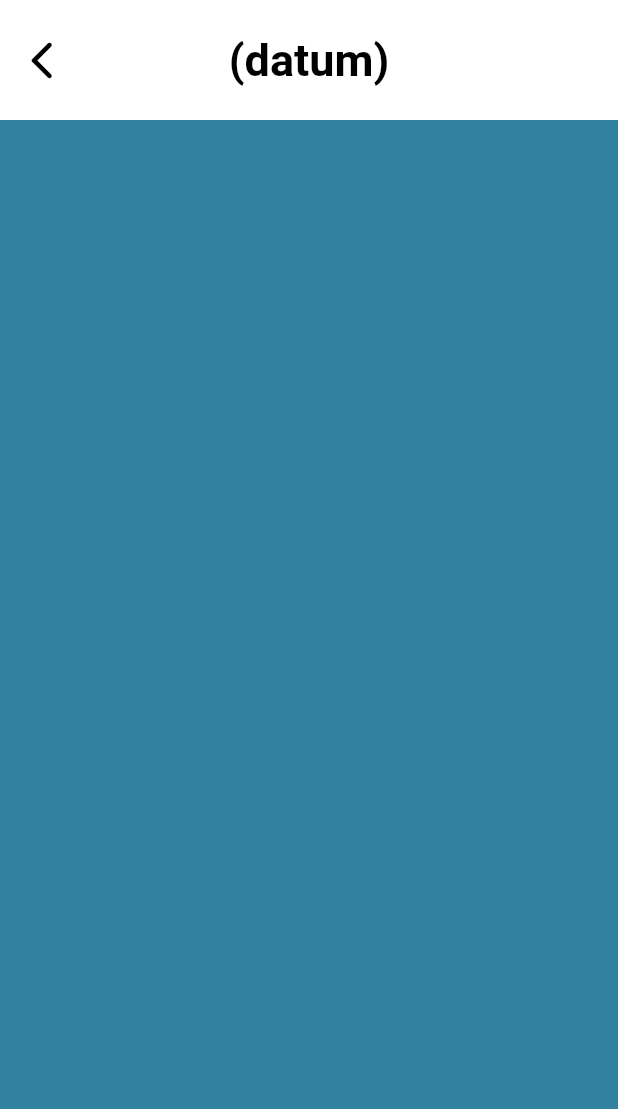
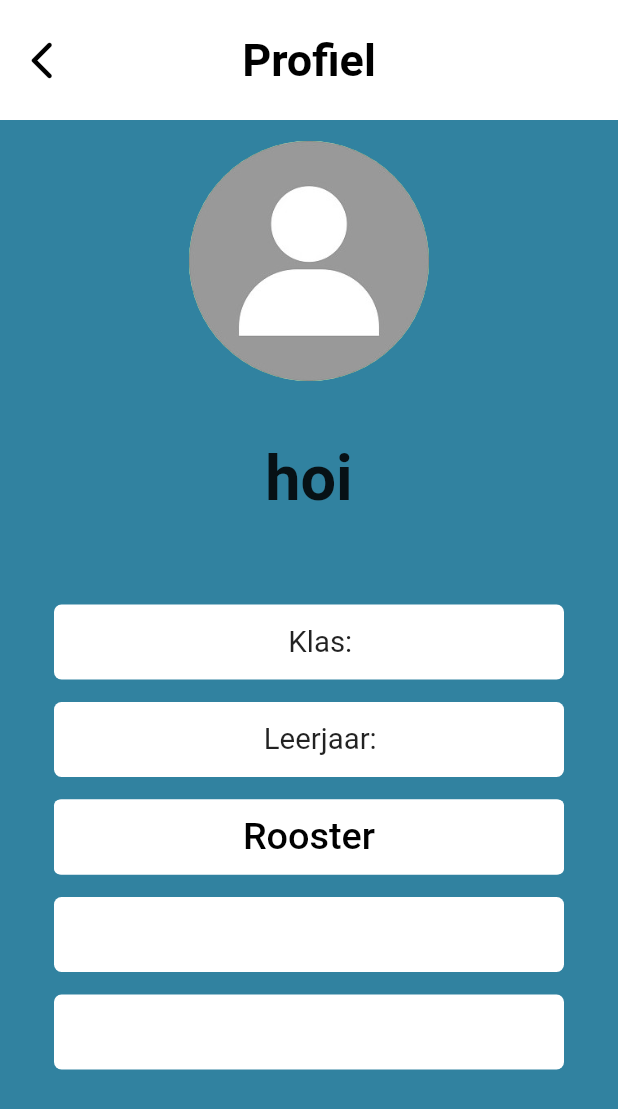
Before and after one commit to JoelMaljaars/IH1455XL, a Flutter app: the LoginScreen screen opened directly, after a tap on "Login", on a phone screen of 412 x 824 dp. Shown: the top 1109 px of the screen. Run offline on Flutter 3.47's test engine with Material 2 defaults, Android fonts, the phone set to English and light mode, and no system bars; our stand-ins replace hive; missing offline and left inert: zermelo; accounts and stored records are empty.

Commit message:
8-2 jeroen  profielscherm toegevoegd

```diff
--- /dev/null
+++ b/lib/Profielscherm.dart
@@ -0,0 +1,217 @@
+import 'package:flutter/material.dart';
+import 'package:pwsdikketrekker/home.dart';
+import 'package:pwsdikketrekker/main.dart';
+import 'package:pwsdikketrekker/services/zermelo/zermelo.dart';
+import 'package:zermelo/Zermelo.dart';
+import 'Colors.dart';
+
+
+
+class Profielscherm extends StatelessWidget {
+  const Profielscherm({Key? key}) : super(key: key);
+
+
+
+  @override
+  Widget build(BuildContext context) {
+    return MaterialApp(
+
+      debugShowCheckedModeBanner: false,
+
+      home: Scaffold(
+        appBar: PreferredSize(
+            preferredSize: Size.fromHeight(80),
+            child: AppBar(
+              toolbarHeight: 80,
+              centerTitle: true,
+              title: Text(
+                'Profiel',
+                style: TextStyle(fontSize: 30, color: Colors.black, fontWeight: FontWeight.bold),
+              ),
+              leading: TextButton(
+                child: Icon(
+                    Icons.arrow_back_ios_new_rounded,
+                    color: Colors.black,
+                    size: 30
+                ),
+                onPressed: () {
+                  Navigator.of(context).pop();
+                },
+              ),
+
+              backgroundColor: Colors.white,
+              elevation: 0,
+            )
+        ),
+        backgroundColor: blauw,
+
+        body: Align(
+            alignment: FractionalOffset.bottomCenter,
+              //width: MediaQuery.of(context).size.width,
+            child: Container(
+              height: 650,
+              decoration: BoxDecoration(
+                color: blauw,
+                borderRadius: BorderRadius.only(
+                  topLeft: Radius.circular(40),
+                  topRight: Radius.circular(40),
+                ),
+              ),
+              child: Column(
+                children: [
+                  Container(
+                    transform: Matrix4.translationValues(0.0, -80.0, 0.0),
+                    width: 160,
+                    height: 160,
+                    decoration: BoxDecoration(
+                      image: DecorationImage(
+                          image: AssetImage(
+                              "assets/images/profile_image_avatar2.jpg"),
+                          fit: BoxFit.fill),
+                      color: Colors.green,
+                      shape: BoxShape.circle,
+                    ),
+                  ),
+                  Container(
+                      transform: Matrix4.translationValues(0.0, -40.0, 0.0),
+                      child: Text('hoi',
+                        //zermeloService!.currentUser.firstName,
+                          textScaleFactor: 3.0,
+                          style: TextStyle(
+                            fontWeight: FontWeight.w600,
+                          ))),
+                  Container(
+                    margin: EdgeInsets.only(top: 20),
+                    width: 340,
+                    height: 50,
+                    child: Container(
+                      margin: EdgeInsets.only(left: 15),
+                      child: Align(
+                        alignment: Alignment.center,
+                        child: Text('Klas:',
+                            textScaleFactor: 1.4,
+                            style: TextStyle(
+                              fontWeight: FontWeight.w400,
+                            )),
+                      ),
+                    ),
+                    decoration: BoxDecoration(
+                        color: Colors.white,
+                        borderRadius: BorderRadius.all(Radius.circular(5))),
+                  ),
+                  Container(
+                    margin: EdgeInsets.only(top: 15),
+                    width: 340,
+                    height: 50,
+                    child: Container(
+                      margin: EdgeInsets.only(left: 15),
+                      child: Align(
+                        alignment: Alignment.center,
+                        child: Text('Leerjaar:',
+                            textScaleFactor: 1.4,
+                            style: TextStyle(
+                              fontWeight: FontWeight.w400,
+                            )),
+                      ),
+                    ),
+                    decoration: BoxDecoration(
+                        color: Colors.white,
+                        borderRadius: BorderRadius.all(Radius.circular(5))),
+                  ),
+                  Container(
+                      margin: EdgeInsets.only(top: 15),
+                      width: 340,
+                      height: 50,
+                      decoration: BoxDecoration(
+                          color: Colors.white,
+                          borderRadius: BorderRadius.all(Radius.circular(5))),
+                          child: ElevatedButton(
+                            style: ElevatedButton.styleFrom(
+                              primary: Colors.white,
+                              elevation: 0,
+                            ),
+                            onPressed: () {
+                              Navigator.push(
+                               context,
+                               MaterialPageRoute(
+                                   builder: (_) => const HomeScreen()),
+                              );
+                            },
+                            child: Text(
+                              'Rooster',
+                              textScaleFactor: 1.8,
+                              style: TextStyle(
+                                color: Colors.black,
+                                fontWeight: FontWeight.w500,
+                              ),
+                            ),
+                          )
+                  ),
+                  Container(
+                    margin: EdgeInsets.only(top: 15),
+                    width: 340,
+                    height: 50,
+                    decoration: BoxDecoration(
+                        color: Colors.white,
+                        borderRadius: BorderRadius.all(Radius.circular(5))),
+                    // child: ElevatedButton(
+                    //   style: ElevatedButton.styleFrom(
+                    //     primary: Colors.white,
+                    //     elevation: 0,
+                    //   ),
+                    //   onPressed: () {
+                    //     // Navigator.push(
+                    //     //   context,
+                    //     //   MaterialPageRoute(
+                    //     //       builder: (_) => const Cijferlijst()),
+                    //     // );
+                    //   },
+                    //   child: Text(
+                    //     'Cijfers ',
+                    //     textScaleFactor: 1.8,
+                    //     style: TextStyle(
+                    //       color: Colors.black,
+                    //       fontWeight: FontWeight.w500,
+                    //     ),
+                    //   ),
+                    // ),
+                  ),
+                  Container(
+                    margin: EdgeInsets.only(top: 15),
+                    width: 340,
+                    height: 50,
+                    decoration: BoxDecoration(
+                        color: Colors.white,
+                        borderRadius: BorderRadius.all(Radius.circular(5))),
+                    // child: ElevatedButton(
+                    //   style: ElevatedButton.styleFrom(
+                    //     primary: Colors.white,
+                    //     elevation: 0,
+                    //   ),
+                    //   onPressed: () {
+                    //     // Navigator.push(
+                    //     //   context,
+                    //     //   MaterialPageRoute(
+                    //     //       builder: (_) => const Meldingen()),
+                    //     // );
+                    //   },
+                    //   child: Text(
+                    //     'Meldingen',
+                    //     textScaleFactor: 1.8,
+                    //     style: TextStyle(
+                    //       color: Colors.black,
+                    //       fontWeight: FontWeight.w500,
+                    //     ),
+                    //   ),
+                    // ),
+                  ),
+                ],
+              ),
+            ),
+          ),
+
+        )
+      );
+
+  }
+}
--- a/lib/Roosterpagina.dart
+++ /dev/null
@@ -1,51 +0,0 @@
-import 'package:flutter/material.dart';
-import 'package:pwsdikketrekker/main.dart';
-import 'package:pwsdikketrekker/services/zermelo/zermelo.dart';
-import 'package:zermelo/Zermelo.dart';
-import 'Colors.dart';
-
-
-
-class Roosterpagina extends StatelessWidget {
-  const Roosterpagina({Key? key}) : super(key: key);
-
-
-
-  @override
-  Widget build(BuildContext context) {
-    return MaterialApp(
-
-      debugShowCheckedModeBanner: false,
-
-      home: Scaffold(
-        appBar: PreferredSize(
-            preferredSize: Size.fromHeight(80),
-            child: AppBar(
-              toolbarHeight: 80,
-              centerTitle: true,
-              title: Text(
-                '(datum)',
-                style: TextStyle(fontSize: 30, color: Colors.black, fontWeight: FontWeight.bold),
-              ),
-              leading: TextButton(
-                child: Icon(
-                    Icons.arrow_back_ios_new_rounded,
-                    color: Colors.black,
-                    size: 30
-                ),
-                onPressed: () {
-                  Navigator.of(context).pop();
-                },
-              ),
-
-              backgroundColor: Colors.white,
-              elevation: 0,
-            )
-        ),
-        backgroundColor: blauw,
-
-
-      ),
-    );
-  }
-}
--- a/lib/home.dart
+++ b/lib/home.dart
@@ -4,7 +4,7 @@ import 'package:flutter/material.dart';
 import 'package:pwsdikketrekker/main.dart';
 import 'package:pwsdikketrekker/services/zermelo/zermelo.dart';
 import 'Colors.dart';
-import 'Roosterpagina.dart';
+import 'Profielscherm.dart';
 import 'Cijferlijst.dart';
 import 'Meldingen.dart';
 import 'login.dart';
--- a/lib/login.dart
+++ b/lib/login.dart
@@ -1,5 +1,5 @@
 import 'package:flutter/material.dart';
-import 'package:pwsdikketrekker/Roosterpagina.dart';
+import 'package:pwsdikketrekker/Profielscherm.dart';
 import 'home.dart';
 import 'main.dart';
 import 'Colors.dart';
@@ -110,14 +110,14 @@ class LoginScreen extends StatelessWidget {
                             onPressed: () async {
                               String school = text1.text;
                               String code = text2.text;
-                              await zermeloService!
-                                  .login(school: school, code: code);
+                              //await zermeloService!
+                                  //.login(school: school, code: code);
 
                               // ignore: use_build_context_synchronously
                               Navigator.pushReplacement(context,
                                   MaterialPageRoute(
                                       builder: (BuildContext context) {
-                                return const Roosterpagina();
+                                return const Profielscherm();
                               }));
                             },
                             child: Text('Login'),
--- a/lib/main.dart
+++ b/lib/main.dart
@@ -1,6 +1,6 @@
 import 'package:flutter/gestures.dart';
 import 'package:flutter/material.dart';
-import 'package:pwsdikketrekker/Roosterpagina.dart';
+import 'package:pwsdikketrekker/Profielscherm.dart';
 import 'package:pwsdikketrekker/services/zermelo/zermelo.dart';
 import 'package:zermelo/Zermelo.dart';
 import 'login.dart';
@@ -54,7 +54,8 @@ class MyApp extends StatelessWidget {
       debugShowCheckedModeBanner: false,
       theme: ThemeData(),
       title: 'Dèta',
-      home: isLoggedIn() ?  HomeScreen() : LoginScreen(),
+      home: isLoggedIn() ?  Profielscherm() : HomeScreen(),
+
     );
   }
 }
```
